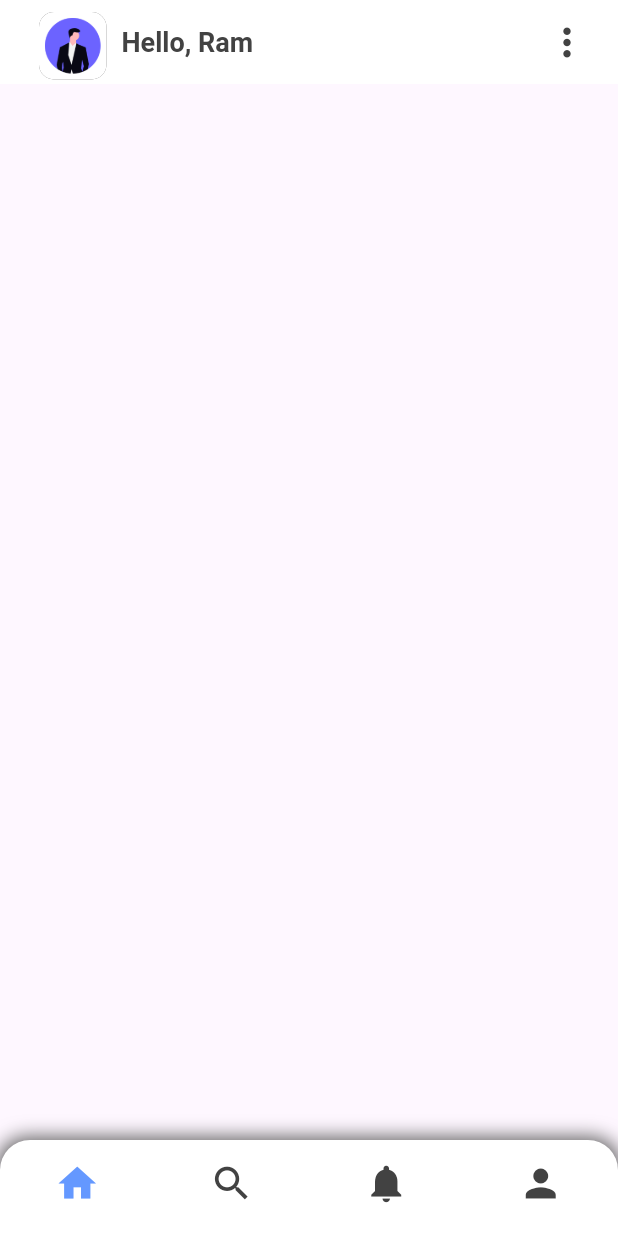
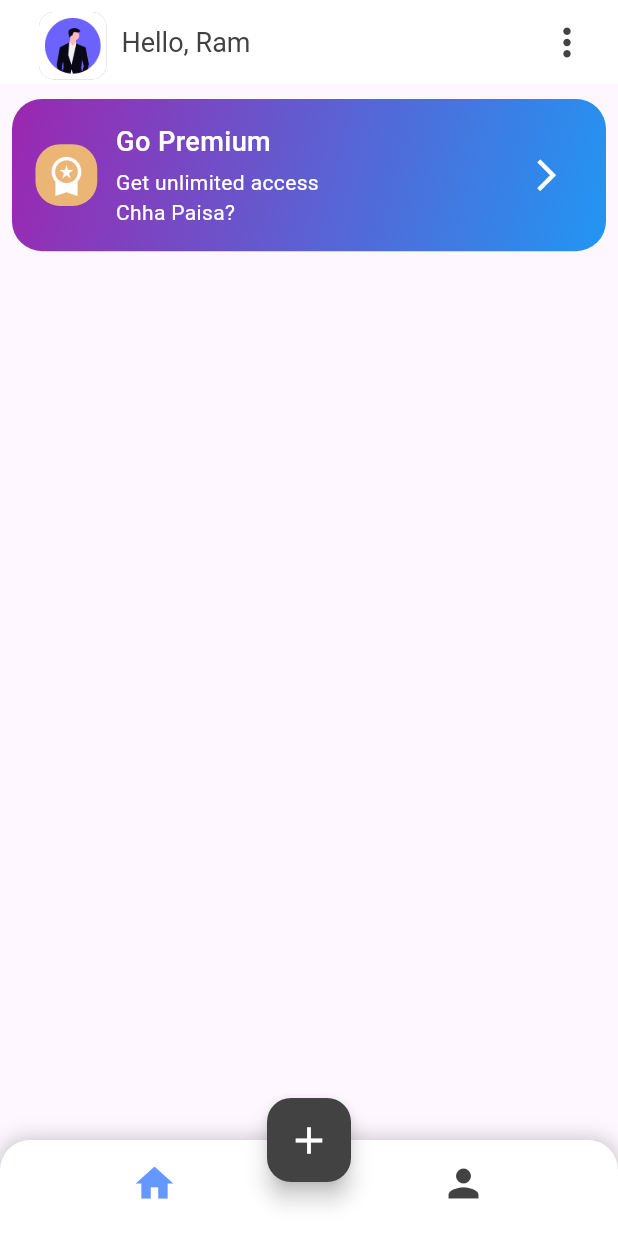
Before and after one commit to 4bhisheksharma/task-management-app, a Flutter app: the screen it shows after launch, on a phone screen of 412 x 824 dp. Run offline on Flutter 3.47's test engine with Material 3 defaults, Android fonts, the phone set to English and light mode, and no system bars.

Commit message:
added: go_premium_card widget, implemented it in home_page & build custom_text component

```diff
--- /dev/null
+++ b/lib/components/custom_text.dart
@@ -0,0 +1,9 @@
+import 'package:flutter/material.dart';
+import 'package:tms/themes/constant.dart';
+
+Widget customText(String text, double size) {
+  return Text(
+    text,
+    style: TextStyle(fontSize: size, color: kDark, fontWeight: FontWeight.bold),
+  );
+}
--- a/lib/main.dart
+++ b/lib/main.dart
@@ -19,7 +19,7 @@ class MyApp extends StatelessWidget {
       debugShowCheckedModeBanner: false,
       title: 'Task Management App',
       theme: ThemeData(primarySwatch: Colors.blue),
-      home: HomePage(),
+      home: MyHomePage(),
     );
   }
 }
--- a/lib/pages/home_page.dart
+++ b/lib/pages/home_page.dart
@@ -1,14 +1,18 @@
 import 'package:flutter/material.dart';
+import 'package:tms/pages/profile_page.dart';
 import 'package:tms/themes/constant.dart';
+import 'package:tms/widgets/go_premium.dart';
 
-class HomePage extends StatefulWidget {
-  const HomePage({super.key});
+class MyHomePage extends StatefulWidget {
+  const MyHomePage({super.key});
 
   @override
-  State<HomePage> createState() => _HomePageState();
+  State<MyHomePage> createState() => _MyHomePageState();
 }
 
-class _HomePageState extends State<HomePage> {
+class _MyHomePageState extends State<MyHomePage> {
+  final List<Widget> _pages = [HomePage(), ProfilePage()];
+  int selectedIndex = 0;
   @override
   Widget build(BuildContext context) {
     return Scaffold(
@@ -20,7 +24,11 @@ class _HomePageState extends State<HomePage> {
             topRight: Radius.circular(20),
           ),
           boxShadow: [
-            BoxShadow(color: kLightGrey, spreadRadius: 2, blurRadius: 10),
+            BoxShadow(
+              color: kLightGrey.withOpacity(0.5),
+              spreadRadius: 2,
+              blurRadius: 10,
+            ),
           ],
         ),
         child: ClipRRect(
@@ -41,21 +49,25 @@ class _HomePageState extends State<HomePage> {
                 label: 'Home',
               ),
               BottomNavigationBarItem(
-                icon: Icon(Icons.search, size: 30),
-                label: 'Search',
-              ),
-              BottomNavigationBarItem(
-                icon: Icon(Icons.notifications, size: 30),
-                label: 'Notifications',
-              ),
-              BottomNavigationBarItem(
                 icon: Icon(Icons.person, size: 30),
-                label: 'Profile',
+                label: 'Person',
               ),
             ],
+            onTap: (index) {
+              setState(() {
+                selectedIndex = index;
+              });
+            },
           ),
         ),
       ),
+      floatingActionButton: FloatingActionButton(
+        onPressed: () {},
+        backgroundColor: kDark,
+        child: Icon(Icons.add, size: 30, color: kWhite),
+      ),
+      floatingActionButtonLocation: FloatingActionButtonLocation.centerDocked,
+      body: _pages[selectedIndex],
     );
   }
 }
@@ -78,14 +90,7 @@ AppBar _buildAppBar() {
           ),
         ),
         SizedBox(width: 10),
-        Text(
-          'Hello, Ram',
-          style: TextStyle(
-            color: kDark,
-            fontSize: 18,
-            fontWeight: FontWeight.bold,
-          ),
-        ),
+        Text('Hello, Ram', style: TextStyle(color: kDark, fontSize: 18)),
       ],
     ),
     actions: [
@@ -100,3 +105,20 @@ AppBar _buildAppBar() {
     elevation: 0,
   );
 }
+
+class HomePage extends StatelessWidget {
+  const HomePage({super.key});
+
+  @override
+  Widget build(BuildContext context) {
+    return Column(
+      crossAxisAlignment: CrossAxisAlignment.start,
+      children: [
+        Padding(
+          padding: EdgeInsetsGeometry.only(left: 8, right: 8, top: 10),
+          child: GoPremiumCard(),
+        ),
+      ],
+    );
+  }
+}
--- /dev/null
+++ b/lib/pages/profile_page.dart
@@ -0,0 +1,16 @@
+import 'package:flutter/material.dart';
+
+class ProfilePage extends StatefulWidget {
+  const ProfilePage({super.key});
+
+  @override
+  State<ProfilePage> createState() => _ProfilePageState();
+}
+
+class _ProfilePageState extends State<ProfilePage> {
+  @override
+  Widget build(BuildContext context) {
+    var height = MediaQuery.of(context).size.height;
+    return const Scaffold();
+  }
+}
--- a/lib/themes/constant.dart
+++ b/lib/themes/constant.dart
@@ -1,7 +1,7 @@
 import 'package:flutter/material.dart';
 
 const Color kYellowLight = Color(0xFFFFF7EC);
-const Color kYellowDart = Color.fromARGB(255, 235, 182, 117);
+const Color kYellowDark = Color.fromARGB(255, 235, 182, 117);
 const Color kYellow = Color.fromARGB(255, 246, 231, 199);
 
 const Color kBlueLight = Color(0xFFEDF4FE);
@@ -14,7 +14,7 @@ const Color kRedLight = Color(0xFFFCF0F0);
 
 const Color kWhite = Colors.white;
 Color kDark = Colors.grey.shade800;
-Color kLightGrey = Colors.grey.shade700;
+Color kLightGrey = Colors.grey.shade500;
 
 class MyTheme {
   static const Color backgroundColor = Colors.white;
--- /dev/null
+++ b/lib/widgets/go_premium.dart
@@ -0,0 +1,86 @@
+import 'package:flutter/material.dart';
+import 'package:tms/themes/constant.dart';
+
+class GoPremiumCard extends StatefulWidget {
+  const GoPremiumCard({super.key});
+
+  @override
+  State<GoPremiumCard> createState() => _GoPremiumCardState();
+}
+
+class _GoPremiumCardState extends State<GoPremiumCard> {
+  @override
+  Widget build(BuildContext context) {
+    var height = MediaQuery.of(context).size.height;
+    return Stack(
+      children: [
+        Container(
+          padding: EdgeInsets.all(height * 0.004),
+          decoration: BoxDecoration(
+            gradient: LinearGradient(
+              colors: [Colors.purple, Colors.blue],
+              begin: Alignment.topLeft,
+              end: Alignment.bottomRight,
+            ),
+            borderRadius: BorderRadius.circular(20),
+          ),
+          child: Container(
+            padding: EdgeInsets.all(height * 0.015),
+            child: Row(
+              children: [
+                Container(
+                  height: height * 0.05,
+                  width: height * 0.05,
+                  decoration: BoxDecoration(
+                    color: kYellowDark,
+                    borderRadius: BorderRadius.circular(height * 0.02),
+                  ),
+                  child: ColorFiltered(
+                    colorFilter: ColorFilter.mode(
+                      Colors.white,
+                      BlendMode.srcATop,
+                    ),
+                    child: const Icon(
+                      Icons.workspace_premium,
+                      size: 30,
+                      color: MyTheme.textColor,
+                    ),
+                  ),
+                ),
+                SizedBox(width: height * 0.015),
+                Column(
+                  mainAxisAlignment: MainAxisAlignment.center,
+                  crossAxisAlignment: CrossAxisAlignment.start,
+                  children: [
+                    Text(
+                      'Go Premium',
+                      style: TextStyle(
+                        color: kWhite,
+                        fontSize: height * 0.022,
+                        fontWeight: FontWeight.w500,
+                      ),
+                    ),
+                    SizedBox(height: height * 0.005),
+                    Text(
+                      'Get unlimited access\nChha Paisa?',
+                      style: TextStyle(
+                        color: kWhite,
+                        fontSize: height * 0.017,
+                        fontWeight: FontWeight.w400,
+                      ),
+                    ),
+                  ],
+                ),
+                Expanded(child: Container()),
+                IconButton(
+                  icon: Icon(Icons.arrow_forward_ios, color: kWhite, size: 25),
+                  onPressed: () {},
+                ),
+              ],
+            ),
+          ),
+        ),
+      ],
+    );
+  }
+}
```
